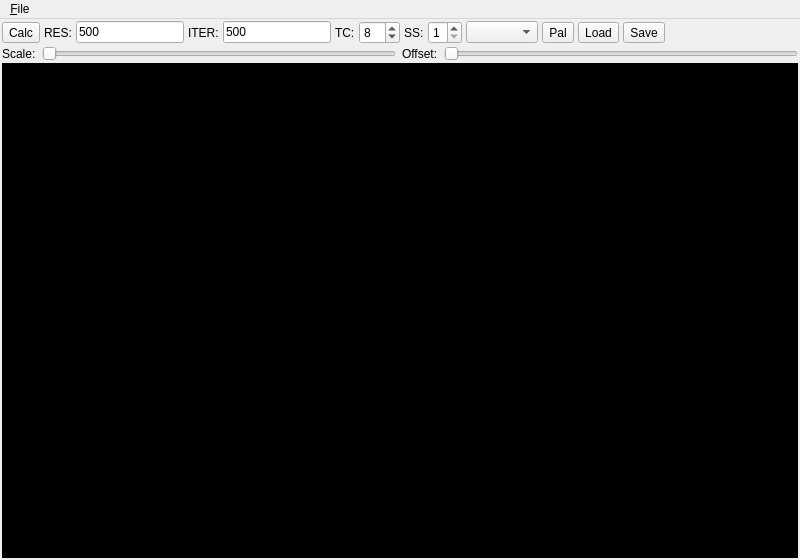
Qt form mainwindow.ui (dvstans/MandelbrotApp) before a commit.
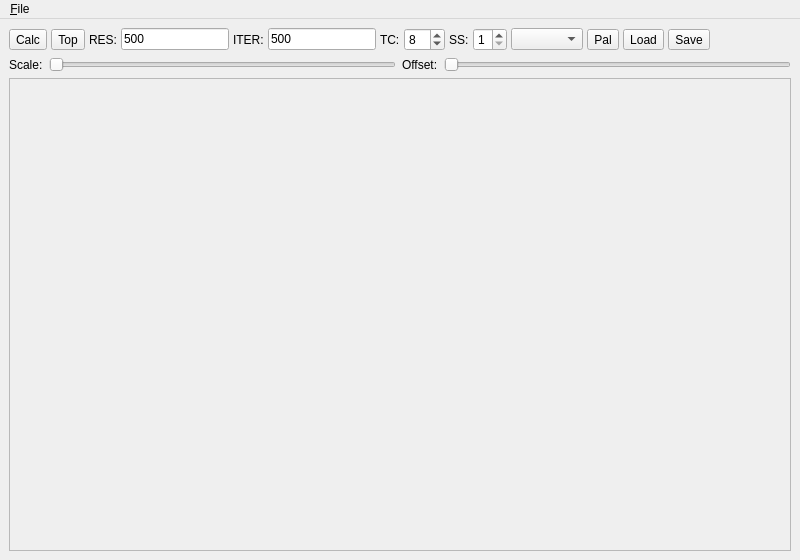
The same form after that commit.

Commit message: - Added graphics view for image - Added zoom via drag window - Changed default params - App calcs top level set on start up

What changed in the file:
```diff
--- a/mainwindow.ui
+++ b/mainwindow.ui
@@ -15,21 +15,6 @@
   </property>
   <widget class="QWidget" name="centralwidget">
    <layout class="QVBoxLayout" name="verticalLayout">
-    <property name="spacing">
-     <number>2</number>
-    </property>
-    <property name="leftMargin">
-     <number>2</number>
-    </property>
-    <property name="topMargin">
-     <number>2</number>
-    </property>
-    <property name="rightMargin">
-     <number>2</number>
-    </property>
-    <property name="bottomMargin">
-     <number>2</number>
-    </property>
     <item>
      <widget class="QFrame" name="frameToolbar">
       <property name="sizePolicy">
@@ -70,6 +55,13 @@
          </property>
         </widget>
        </item>
+       <item>
+        <widget class="QToolButton" name="buttonTop">
+         <property name="text">
+          <string>Top</string>
+         </property>
+        </widget>
+       </item>
        <item>
         <widget class="QLabel" name="label_3">
          <property name="text">
@@ -258,72 +250,19 @@
      </widget>
     </item>
     <item>
-     <widget class="QScrollArea" name="scrollArea">
+     <widget class="QFrame" name="frameViewer">
+      <property name="sizePolicy">
+       <sizepolicy hsizetype="Expanding" vsizetype="Expanding">
+        <horstretch>0</horstretch>
+        <verstretch>0</verstretch>
+       </sizepolicy>
+      </property>
       <property name="frameShape">
-       <enum>QFrame::NoFrame</enum>
+       <enum>QFrame::StyledPanel</enum>
       </property>
-      <property name="widgetResizable">
-       <bool>true</bool>
+      <property name="frameShadow">
+       <enum>QFrame::Raised</enum>
       </property>
-      <widget class="QWidget" name="scrollAreaWidgetContents">
-       <property name="geometry">
-        <rect>
-         <x>0</x>
-         <y>0</y>
-         <width>796</width>
-         <height>490</height>
-        </rect>
-       </property>
-       <property name="styleSheet">
-        <string notr="true">background-color: #000</string>
-       </property>
-       <layout class="QVBoxLayout" name="verticalLayout_2">
-        <property name="spacing">
-         <number>0</number>
-        </property>
-        <property name="leftMargin">
-         <number>0</number>
-        </property>
-        <property name="topMargin">
-         <number>0</number>
-        </property>
-        <property name="rightMargin">
-         <number>0</number>
-        </property>
-        <property name="bottomMargin">
-         <number>0</number>
-        </property>
-        <item>
-         <widget class="QLabel" name="labelImage">
-          <property name="sizePolicy">
-           <sizepolicy hsizetype="Preferred" vsizetype="Preferred">
-            <horstretch>0</horstretch>
-            <verstretch>0</verstretch>
-           </sizepolicy>
-          </property>
-          <property name="styleSheet">
-           <string notr="true">width: 10</string>
-          </property>
-          <property name="text">
-           <string/>
-          </property>
-         </widget>
-        </item>
-        <item>
-         <spacer name="verticalSpacer">
-          <property name="orientation">
-           <enum>Qt::Vertical</enum>
-          </property>
-          <property name="sizeHint" stdset="0">
-           <size>
-            <width>20</width>
-            <height>40</height>
-           </size>
-          </property>
-         </spacer>
-        </item>
-       </layout>
-      </widget>
      </widget>
     </item>
    </layout>
```
Left out of the diff: 17 changed lines with no effect on the pictures. The commit also changes 6 other files.
